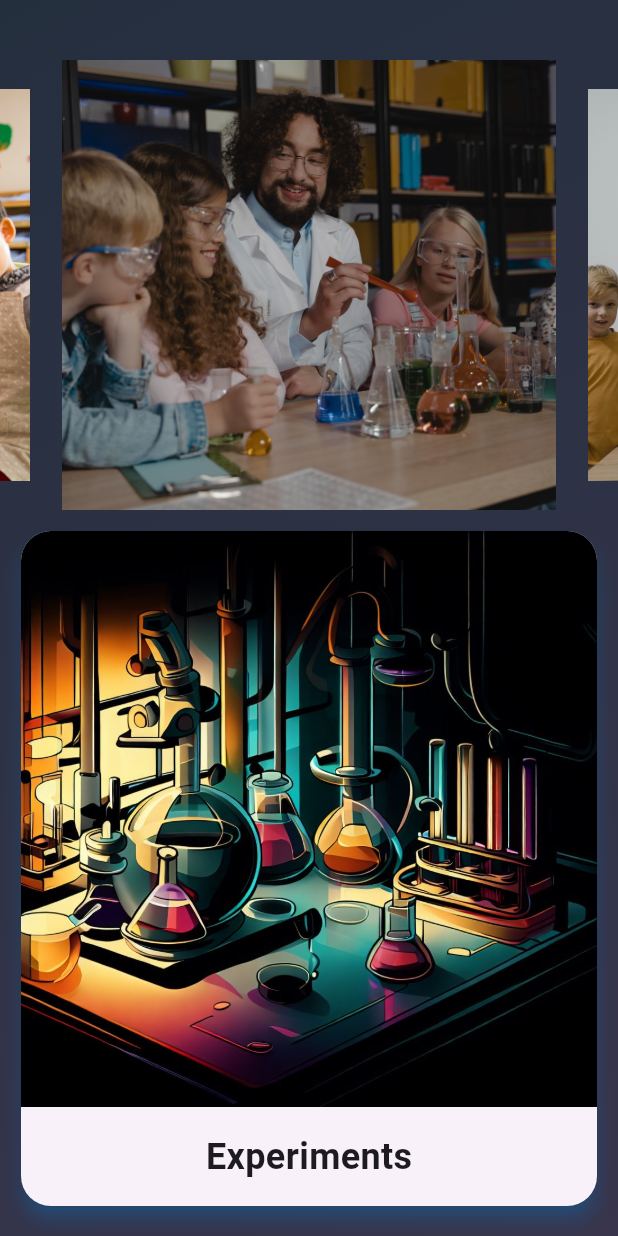
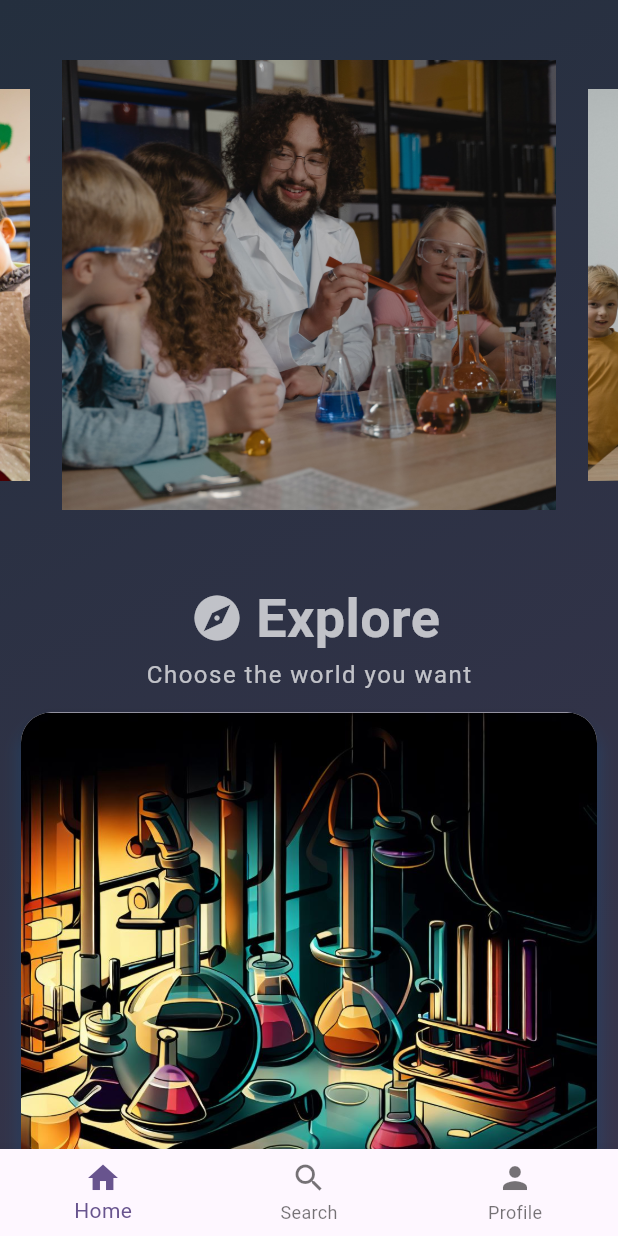
Before and after one commit to talha-shahid/ZenoScope-Flutter-App, a Flutter app: the HomePage screen opened directly, on a phone screen of 412 x 824 dp. Run offline on Flutter 3.47's test engine with Material 2 defaults, Android fonts, the phone set to English and light mode, and no system bars; drawn by our look-alikes of carousel_slider.

Commit message:
Bottom Navigation Bar

```diff
--- /dev/null
+++ b/lib/components/bottomNavigationBar.dart
@@ -0,0 +1,25 @@
+import 'package:flutter/material.dart';
+
+class bottomNavigationBar extends StatelessWidget {
+  const bottomNavigationBar({
+    super.key,
+  });
+
+  @override
+  Widget build(BuildContext context) {
+    return BottomNavigationBar(items: <BottomNavigationBarItem>[
+      BottomNavigationBarItem(
+        icon: Icon(Icons.home),
+        label: 'Home',
+      ),
+      BottomNavigationBarItem(
+        icon: Icon(Icons.search),
+        label: 'Search',
+      ),
+      BottomNavigationBarItem(
+        icon: Icon(Icons.person),
+        label: 'Profile',
+      ),
+    ]);
+  }
+}
--- /dev/null
+++ b/lib/components/carousal.dart
@@ -0,0 +1,34 @@
+import 'package:flutter/material.dart';
+import 'package:carousel_slider/carousel_slider.dart';
+
+List<String> imageUrls = [
+  'assets/images/learning.jpg',
+  'assets/images/learning2.jpg',
+  'assets/images/learning3.jpg',
+];
+
+class carousalSlider extends StatelessWidget {
+  const carousalSlider({
+    super.key,
+  });
+
+  @override
+  Widget build(BuildContext context) {
+    return CarouselSlider(
+      items: imageUrls.map((imageUrl) {
+        return Container(
+          child: Image.asset(
+            imageUrl,
+            fit: BoxFit.cover,
+          ),
+        );
+      }).toList(),
+      options: CarouselOptions(
+        height: 300, // Set the height of the slider
+        enlargeCenterPage: true, // Make the center image larger
+        autoPlay: true, // Enable auto-play
+        autoPlayInterval: Duration(seconds: 4), // Set auto-play interval
+      ),
+    );
+  }
+}
--- /dev/null
+++ b/lib/components/explore.dart
@@ -0,0 +1,67 @@
+import 'package:flutter/material.dart';
+
+final List<Map<String, dynamic>> jsonData = [
+  {
+    "title": "Experiments",
+    "image": "assets/images/Experiments.png",
+  },
+  {
+    "title": "Algorithms",
+    "image": "assets/images/Algorithms.png",
+  },
+  // Add more JSON items as needed
+];
+
+class Explore extends StatelessWidget {
+  const Explore({
+    super.key,
+  });
+
+  @override
+  Widget build(BuildContext context) {
+    return Expanded(
+      child: ListView.builder(
+        itemCount: jsonData.length,
+        itemBuilder: (context, index) {
+          final item = jsonData[index];
+
+          return Padding(
+            padding: const EdgeInsets.all(10.0),
+            child: Card(
+              shape: RoundedRectangleBorder(
+                borderRadius: BorderRadius.circular(20.0),
+              ),
+              elevation: 5, // Adjust the elevation as needed
+              shadowColor: Colors.blue,
+              child: Column(
+                children: [
+                  ClipRRect(
+                    borderRadius: BorderRadius.only(
+                      topLeft: Radius.circular(20.0),
+                      topRight: Radius.circular(20.0),
+                    ),
+                    child: Image.asset(
+                      item["image"],
+                      fit: BoxFit.cover,
+                    ),
+                  ),
+                  Container(
+                    padding: EdgeInsets.all(16.0),
+                    alignment: Alignment.center,
+                    child: Text(
+                      item["title"],
+                      style: TextStyle(
+                        fontSize: 24,
+                        fontWeight: FontWeight.bold,
+                      ),
+                    ),
+                  ),
+                ],
+              ),
+            ),
+          );
+        },
+      ),
+    );
+  }
+}
--- a/lib/main.dart
+++ b/lib/main.dart
@@ -1,8 +1,6 @@
 import 'package:flutter/material.dart';
-import 'package:new_project/views/homepage.dart';
-// import 'package:new_project/views/homepage.dart';
+// import 'package:new_project/views/homePage.dart';
 import 'package:new_project/views/intro.dart';
-// import 'package:new_project/views/homeview2.dart';
 
 void main() {
   runApp(const MyApp());
@@ -21,7 +19,7 @@ class MyApp extends StatelessWidget {
         useMaterial3: true,
       ),
       // home: const HomeView2(),
-      home: HomePage(),
+      home: Intro(),
     );
   }
 }
--- a/lib/views/homepage.dart
+++ b/lib/views/homepage.dart
@@ -1,22 +1,7 @@
 import 'package:flutter/material.dart';
-import 'package:carousel_slider/carousel_slider.dart';
-
-List<String> imageUrls = [
-  'assets/images/learning.jpg',
-  'assets/images/learning2.jpg',
-  'assets/images/learning3.jpg',
-];
-final List<Map<String, dynamic>> jsonData = [
-  {
-    "title": "Experiments",
-    "image": "assets/images/Experiments.png",
-  },
-  {
-    "title": "Algorithms",
-    "image": "assets/images/Algorithms.png",
-  },
-  // Add more JSON items as needed
-];
+import 'package:new_project/components/bottomNavigationBar.dart';
+import 'package:new_project/components/carousal.dart';
+import 'package:new_project/components/explore.dart';
 
 class HomePage extends StatefulWidget {
   @override
@@ -42,67 +27,46 @@ class _HomePageState extends State<HomePage> {
         margin: EdgeInsets.only(top: 40.0),
         child: Column(
           children: [
-            CarouselSlider(
-              items: imageUrls.map((imageUrl) {
-                return Container(
-                  child: Image.asset(
-                    imageUrl,
-                    fit: BoxFit.cover,
-                  ),
-                );
-              }).toList(),
-              options: CarouselOptions(
-                height: 300, // Set the height of the slider
-                enlargeCenterPage: true, // Make the center image larger
-                autoPlay: true, // Enable auto-play
-                autoPlayInterval:
-                    Duration(seconds: 4), // Set auto-play interval
+            //Carousal
+            carousalSlider(),
+            //Explore Text
+            Container(
+              margin: EdgeInsets.only(top: 46.0),
+              child: Column(
+                children: [
+                  Row(
+                    mainAxisAlignment: MainAxisAlignment.center,
+                    children: [
+                      Padding(
+                        padding: const EdgeInsets.all(8.0),
+                        child: Icon(
+                          Icons.explore, // Replace with the icon you want
+                          color: Colors.white.withOpacity(0.7),
+                          size: 36, // Adjust the size as needed
                         ),
                       ),
-            Expanded(
-              child: ListView.builder(
-                itemCount: jsonData.length,
-                itemBuilder: (context, index) {
-                  final item = jsonData[index];
-
-                  return Padding(
-                    padding: const EdgeInsets.all(10.0),
-                    child: Card(
-                      shape: RoundedRectangleBorder(
-                        borderRadius: BorderRadius.circular(20.0),
+                      Text(
+                        "Explore", // Your desired text here
+                        style: TextStyle(
+                            fontSize: 36,
+                            fontWeight: FontWeight.bold,
+                            color: Colors.white.withOpacity(0.7)),
                       ),
-                      elevation: 5, // Adjust the elevation as needed
-                      shadowColor: Colors.blue,
-                      child: Column(
-                        children: [
-                          ClipRRect(
-                            borderRadius: BorderRadius.only(
-                              topLeft: Radius.circular(20.0),
-                              topRight: Radius.circular(20.0),
+                    ],
                   ),
-                            child: Image.asset(
-                              item["image"],
-                              fit: BoxFit.cover,
-                            ),
-                          ),
-                          Container(
-                            padding: EdgeInsets.all(16.0),
-                            alignment: Alignment.center,
-                            child: Text(
-                              item["title"],
+                  Text(
+                    "Choose the world you want", // Your desired subtitle text here
                     style: TextStyle(
-                                fontSize: 24,
-                                fontWeight: FontWeight.bold,
-                              ),
-                            ),
+                        fontSize: 16,
+                        color: Colors.white.withOpacity(0.7),
+                        letterSpacing: 1.0),
                   ),
                 ],
               ),
             ),
-                  );
-                },
-              ),
-            ),
+            //Cards
+            Explore(),
+            bottomNavigationBar()
           ],
         ),
       ),
--- a/lib/views/intro.dart
+++ b/lib/views/intro.dart
@@ -1,5 +1,5 @@
 import 'package:flutter/material.dart';
-import 'package:new_project/views/homepage.dart';
+import 'package:new_project/views/homePage.dart';
 
 class Intro extends StatelessWidget {
   const Intro({
--- /dev/null
+++ b/lib/views/profilePage.dart
@@ -0,0 +1,15 @@
+import 'package:flutter/material.dart';
+
+class ProfilePage extends StatelessWidget {
+  @override
+  Widget build(BuildContext context) {
+    return Scaffold(
+      appBar: AppBar(
+        title: Text('Profile Screen'),
+      ),
+      body: Center(
+        child: Text('This is the Profile Screen'),
+      ),
+    );
+  }
+}
--- /dev/null
+++ b/lib/views/searchPage.dart
@@ -0,0 +1,15 @@
+import 'package:flutter/material.dart';
+
+class SearchPage extends StatelessWidget {
+  @override
+  Widget build(BuildContext context) {
+    return Scaffold(
+      appBar: AppBar(
+        title: Text('Search Screen'),
+      ),
+      body: Center(
+        child: Text('This is the Search Screen'),
+      ),
+    );
+  }
+}
```
Lines whose indentation alone changed are shown as unchanged.
